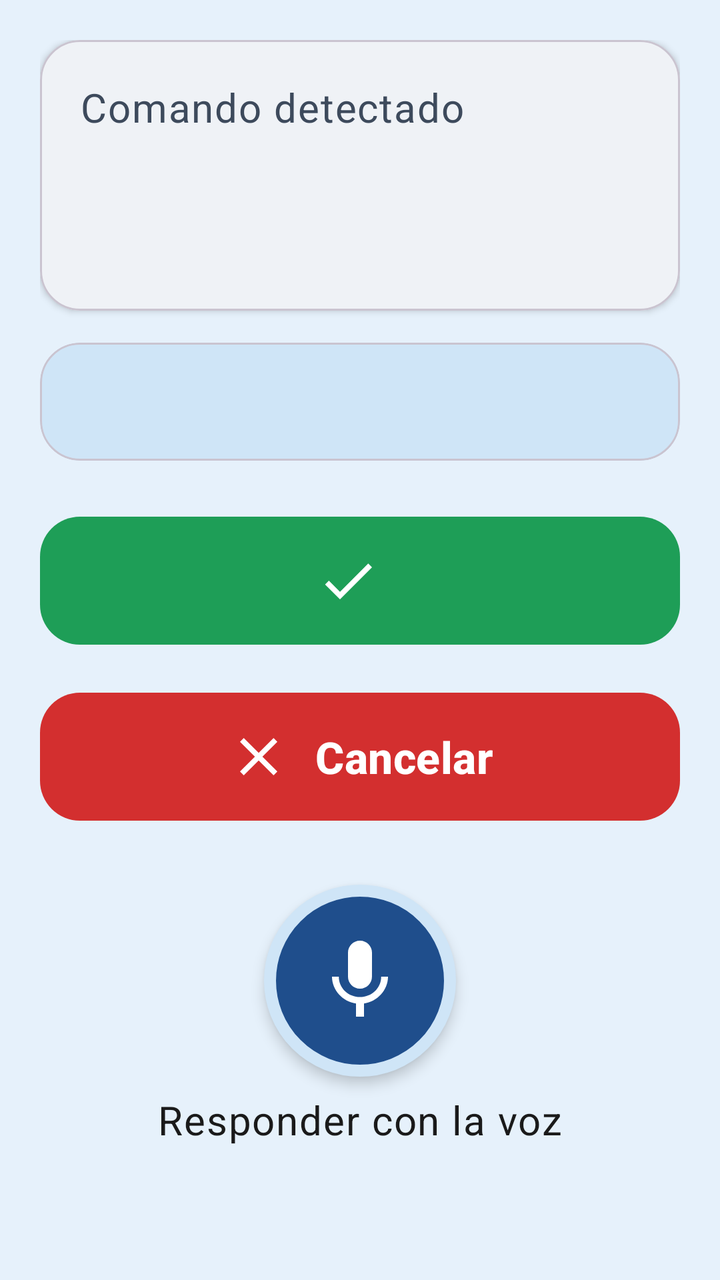
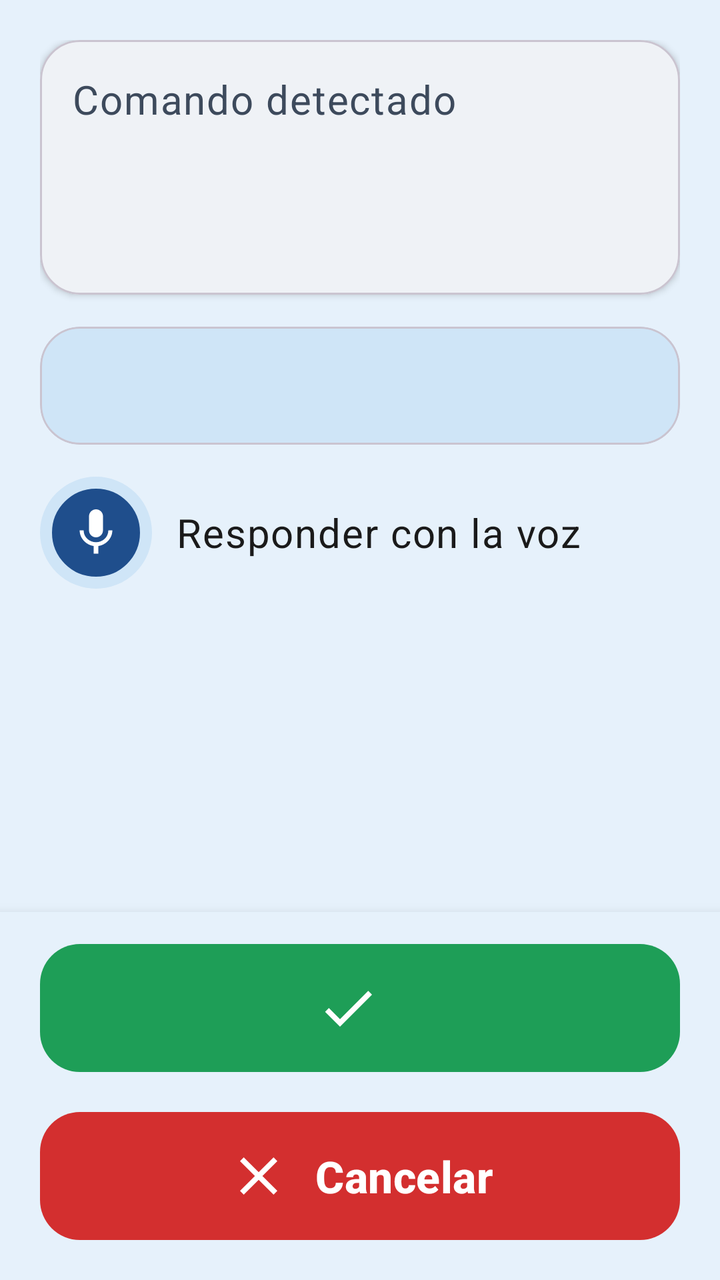

The first picture is an Android layout as it rendered before a commit; the second is the same layout after the commit. The layout source and the unified diff follow.
<!-- AndroidManifest.xml: application theme Theme.WithYou -->
<!-- res/layout/fragment_confirm.xml -->
<?xml version="1.0" encoding="utf-8"?>
<ScrollView xmlns:android="http://schemas.android.com/apk/res/android"
    xmlns:app="http://schemas.android.com/apk/res-auto"
    android:layout_width="match_parent"
    android:layout_height="match_parent"
    android:fillViewport="true">

    <LinearLayout
        android:layout_width="match_parent"
        android:layout_height="wrap_content"
        android:orientation="vertical"
        android:padding="@dimen/screen_padding">

        
        <com.google.android.material.card.MaterialCardView
            android:layout_width="match_parent"
            android:layout_height="wrap_content"
            app:cardBackgroundColor="@color/card"
            app:cardCornerRadius="@dimen/card_radius"
            app:cardElevation="2dp">

            <LinearLayout
                android:layout_width="match_parent"
                android:layout_height="wrap_content"
                android:orientation="vertical"
                android:padding="@dimen/screen_padding">

                <TextView
                    android:layout_width="wrap_content"
                    android:layout_height="wrap_content"
                    android:text="@string/confirm_detected"
                    android:textAppearance="@style/TextAppearance.WithYou.Body"
                    android:textColor="@color/text_secondary" />

                <TextView
                    android:id="@+id/confirm_title"
                    android:layout_width="match_parent"
                    android:layout_height="wrap_content"
                    android:layout_marginTop="4dp"
                    android:accessibilityHeading="true"
                    android:textAppearance="@style/TextAppearance.WithYou.Title" />

                <TextView
                    android:id="@+id/confirm_detail"
                    android:layout_width="match_parent"
                    android:layout_height="wrap_content"
                    android:layout_marginTop="8dp"
                    android:textAppearance="@style/TextAppearance.WithYou.Body"
                    android:textSize="22sp" />
            </LinearLayout>
        </com.google.android.material.card.MaterialCardView>

        
        <com.google.android.material.card.MaterialCardView
            android:layout_width="match_parent"
            android:layout_height="wrap_content"
            android:layout_marginTop="@dimen/spacing"
            app:cardBackgroundColor="@color/card_accent"
            app:cardCornerRadius="@dimen/card_radius"
            app:cardElevation="0dp">

            <TextView
                android:id="@+id/assistant_message"
                android:layout_width="match_parent"
                android:layout_height="wrap_content"
                android:accessibilityLiveRegion="polite"
                android:padding="@dimen/spacing"
                android:textAppearance="@style/TextAppearance.WithYou.Body"
                android:textStyle="bold" />
        </com.google.android.material.card.MaterialCardView>

        <TextView
            android:id="@+id/heard_text"
            android:layout_width="match_parent"
            android:layout_height="wrap_content"
            android:layout_marginTop="8dp"
            android:textAppearance="@style/TextAppearance.WithYou.Body"
            android:textColor="@color/text_secondary"
            android:visibility="gone" />

        <com.google.android.material.button.MaterialButton
            android:id="@+id/confirm_button"
            style="@style/Widget.WithYou.BigButton"
            android:layout_width="match_parent"
            android:layout_height="wrap_content"
            android:layout_marginTop="24dp"
            app:backgroundTint="@color/confirm"
            app:icon="@drawable/ic_check" />

        
        <com.google.android.material.button.MaterialButton
            android:id="@+id/redictate_button"
            style="@style/Widget.WithYou.OptionButton"
            android:layout_width="match_parent"
            android:layout_height="wrap_content"
            android:layout_marginTop="@dimen/spacing"
            android:gravity="center"
            android:text="@string/redictate_message"
            android:visibility="gone"
            app:icon="@drawable/ic_mic"
            app:iconGravity="textStart"
            app:iconSize="28dp"
            app:iconTint="@color/primary" />

        <com.google.android.material.button.MaterialButton
            android:id="@+id/cancel_button"
            style="@style/Widget.WithYou.BigButton"
            android:layout_width="match_parent"
            android:layout_height="wrap_content"
            android:layout_marginTop="@dimen/spacing"
            android:text="@string/button_cancel"
            app:backgroundTint="@color/cancel"
            app:icon="@drawable/ic_close" />

        
        <ImageButton
            android:id="@+id/mic_button"
            android:layout_width="@dimen/small_mic_size"
            android:layout_height="@dimen/small_mic_size"
            android:layout_gravity="center_horizontal"
            android:layout_marginTop="28dp"
            android:background="@drawable/bg_mic_button"
            android:contentDescription="@string/answer_by_voice"
            android:elevation="4dp"
            android:padding="@dimen/small_mic_icon_padding"
            android:scaleType="fitCenter"
            android:src="@drawable/ic_mic"
            app:tint="@color/white" />

        <TextView
            android:id="@+id/mic_label"
            android:layout_width="wrap_content"
            android:layout_height="wrap_content"
            android:layout_gravity="center_horizontal"
            android:layout_marginTop="8dp"
            android:importantForAccessibility="no"
            android:text="@string/answer_by_voice"
            android:textAppearance="@style/TextAppearance.WithYou.Body" />

    </LinearLayout>
</ScrollView>
<!-- resources referenced by this layout -->
<resources>
  <color name="cancel">#D32F2F</color>
  <color name="card">#FFFFFF</color>
  <color name="card_accent">#CFE5F7</color>
  <color name="confirm">#1E9E57</color>
  <color name="primary">#1F4E8C</color>
  <color name="text_secondary">#3D4A5C</color>
  <color name="white">#FFFFFF</color>
  <dimen name="card_radius">20dp</dimen>
  <dimen name="screen_padding">20dp</dimen>
  <dimen name="small_mic_icon_padding">24dp</dimen>
  <dimen name="small_mic_size">96dp</dimen>
  <dimen name="spacing">16dp</dimen>
  <string name="answer_by_voice">Responder con la voz</string>
  <string name="button_cancel">Cancelar</string>
  <string name="confirm_detected">Comando detectado</string>
  <string name="redictate_message">Corregir mensaje</string>
  <style name="TextAppearance.WithYou.Body" parent="TextAppearance.Material3.BodyLarge">
          <item name="android:textSize">@dimen/text_body</item>
          <item name="android:textColor">@color/text_primary</item>
      </style>
  <style name="TextAppearance.WithYou.Title" parent="TextAppearance.Material3.HeadlineSmall">
          <item name="android:textSize">@dimen/text_title</item>
          <item name="android:textStyle">bold</item>
          <item name="android:textColor">@color/primary_dark</item>
      </style>
  <style name="Theme.WithYou" parent="Theme.Material3.Light.NoActionBar">
          <item name="colorPrimary">@color/primary</item>
          <item name="colorOnPrimary">@color/white</item>
          <item name="colorPrimaryContainer">@color/card_accent</item>
          <item name="colorOnPrimaryContainer">@color/primary_dark</item>
          <item name="colorSecondary">@color/confirm</item>
          <item name="colorError">@color/cancel</item>
          <item name="android:colorBackground">@color/background</item>
          <item name="colorSurface">@color/card</item>
          <item name="colorOnSurface">@color/text_primary</item>
          <item name="android:windowBackground">@color/background</item>
          <item name="android:statusBarColor">@color/primary_dark</item>
          <item name="android:textColor">@color/text_primary</item>
          <item name="android:textSize">@dimen/text_body</item>
          <item name="toolbarStyle">@style/Widget.WithYou.Toolbar</item>
      </style>
  <dimen name="text_body">20sp</dimen>
  <color name="text_primary">#1A1A1A</color>
  <dimen name="text_title">28sp</dimen>
  <color name="primary_dark">#163A69</color>
  <dimen name="big_button_height">72dp</dimen>
  <color name="background">#E6F1FB</color>
  <style name="Widget.WithYou.Toolbar" parent="Widget.Material3.Toolbar">
          <item name="android:background">@color/primary</item>
          <item name="titleTextAppearance">@style/TextAppearance.WithYou.ToolbarTitle</item>
          <item name="titleTextColor">@color/white</item>
          <item name="navigationIconTint">@color/white</item>
      </style>
  <style name="TextAppearance.WithYou.ToolbarTitle" parent="TextAppearance.Material3.TitleLarge">
          <item name="android:textSize">24sp</item>
          <item name="android:textStyle">bold</item>
      </style>
  <!-- unchanged entries left out for length: 6 -->
</resources>

<!-- the commit's change to res/layout/fragment_confirm.xml (unified diff, before → after) -->
@@ -1,141 +1,167 @@
 <?xml version="1.0" encoding="utf-8"?>
-<ScrollView xmlns:android="http://schemas.android.com/apk/res/android"
+<LinearLayout xmlns:android="http://schemas.android.com/apk/res/android"
     xmlns:app="http://schemas.android.com/apk/res-auto"
     android:layout_width="match_parent"
     android:layout_height="match_parent"
-    android:fillViewport="true">
+    android:orientation="vertical">
 
+    <ScrollView
+        android:layout_width="match_parent"
+        android:layout_height="0dp"
+        android:layout_weight="1">
+
+        <LinearLayout
+            android:layout_width="match_parent"
+            android:layout_height="wrap_content"
+            android:orientation="vertical"
+            android:paddingStart="@dimen/screen_padding"
+            android:paddingTop="@dimen/screen_padding"
+            android:paddingEnd="@dimen/screen_padding">
+
+            
+            <com.google.android.material.card.MaterialCardView
+                android:layout_width="match_parent"
+                android:layout_height="wrap_content"
+                app:cardBackgroundColor="@color/card"
+                app:cardCornerRadius="@dimen/card_radius"
+                app:cardElevation="2dp">
+
+                <LinearLayout
+                    android:layout_width="match_parent"
+                    android:layout_height="wrap_content"
+                    android:orientation="vertical"
+                    android:padding="@dimen/spacing">
+
+                    <TextView
+                        android:layout_width="wrap_content"
+                        android:layout_height="wrap_content"
+                        android:text="@string/confirm_detected"
+                        android:textAppearance="@style/TextAppearance.WithYou.Body"
+                        android:textColor="@color/text_secondary" />
+
+                    <TextView
+                        android:id="@+id/confirm_title"
+                        android:layout_width="match_parent"
+                        android:layout_height="wrap_content"
+                        android:layout_marginTop="4dp"
+                        android:accessibilityHeading="true"
+                        android:textAppearance="@style/TextAppearance.WithYou.Title" />
+
+                    <TextView
+                        android:id="@+id/confirm_detail"
+                        android:layout_width="match_parent"
+                        android:layout_height="wrap_content"
+                        android:layout_marginTop="8dp"
+                        android:textAppearance="@style/TextAppearance.WithYou.Body"
+                        android:textSize="22sp" />
+                </LinearLayout>
+            </com.google.android.material.card.MaterialCardView>
+
+            
+            <com.google.android.material.card.MaterialCardView
+                android:layout_width="match_parent"
+                android:layout_height="wrap_content"
+                android:layout_marginTop="@dimen/spacing"
+                app:cardBackgroundColor="@color/card_accent"
+                app:cardCornerRadius="@dimen/card_radius"
+                app:cardElevation="0dp">
+
+                <TextView
+                    android:id="@+id/assistant_message"
+                    android:layout_width="match_parent"
+                    android:layout_height="wrap_content"
+                    android:accessibilityLiveRegion="polite"
+                    android:padding="@dimen/spacing"
+                    android:textAppearance="@style/TextAppearance.WithYou.Body"
+                    android:textStyle="bold" />
+            </com.google.android.material.card.MaterialCardView>
+
+            <TextView
+                android:id="@+id/heard_text"
+                android:layout_width="match_parent"
+                android:layout_height="wrap_content"
+                android:layout_marginTop="8dp"
+                android:textAppearance="@style/TextAppearance.WithYou.Body"
+                android:textColor="@color/text_secondary"
+                android:visibility="gone" />
+
+            
+            <com.google.android.material.button.MaterialButton
+                android:id="@+id/redictate_button"
+                style="@style/Widget.WithYou.OptionButton"
+                android:layout_width="match_parent"
+                android:layout_height="wrap_content"
+                android:layout_marginTop="@dimen/spacing"
+                android:gravity="center"
+                android:text="@string/redictate_message"
+                android:visibility="gone"
+                app:icon="@drawable/ic_mic"
+                app:iconGravity="textStart"
+                app:iconSize="28dp"
+                app:iconTint="@color/primary" />
+
+            
+            <LinearLayout
+                android:layout_width="match_parent"
+                android:layout_height="wrap_content"
+                android:layout_marginTop="@dimen/spacing"
+                android:layout_marginBottom="@dimen/spacing"
+                android:gravity="center_vertical"
+                android:orientation="horizontal">
+
+                <ImageButton
+                    android:id="@+id/mic_button"
+                    android:layout_width="@dimen/touch_min"
+                    android:layout_height="@dimen/touch_min"
+                    android:background="@drawable/bg_mic_button"
+                    android:contentDescription="@string/answer_by_voice"
+                    android:padding="14dp"
+                    android:scaleType="fitCenter"
+                    android:src="@drawable/ic_mic"
+                    app:tint="@color/white" />
+
+                <TextView
+                    android:id="@+id/mic_label"
+                    android:layout_width="0dp"
+                    android:layout_height="wrap_content"
+                    android:layout_marginStart="12dp"
+                    android:layout_weight="1"
+                    android:importantForAccessibility="no"
+                    android:text="@string/answer_by_voice"
+                    android:textAppearance="@style/TextAppearance.WithYou.Body" />
+            </LinearLayout>
+        </LinearLayout>
+    </ScrollView>
+
+    
     <LinearLayout
         android:layout_width="match_parent"
         android:layout_height="wrap_content"
+        android:background="@color/background"
+        android:elevation="8dp"
         android:orientation="vertical"
-        android:padding="@dimen/screen_padding">
-
-        
-        <com.google.android.material.card.MaterialCardView
-            android:layout_width="match_parent"
-            android:layout_height="wrap_content"
-            app:cardBackgroundColor="@color/card"
-            app:cardCornerRadius="@dimen/card_radius"
-            app:cardElevation="2dp">
-
-            <LinearLayout
-                android:layout_width="match_parent"
-                android:layout_height="wrap_content"
-                android:orientation="vertical"
-                android:padding="@dimen/screen_padding">
-
-                <TextView
-                    android:layout_width="wrap_content"
-                    android:layout_height="wrap_content"
-                    android:text="@string/confirm_detected"
-                    android:textAppearance="@style/TextAppearance.WithYou.Body"
-                    android:textColor="@color/text_secondary" />
-
-                <TextView
-                    android:id="@+id/confirm_title"
-                    android:layout_width="match_parent"
-                    android:layout_height="wrap_content"
-                    android:layout_marginTop="4dp"
-                    android:accessibilityHeading="true"
-                    android:textAppearance="@style/TextAppearance.WithYou.Title" />
-
-                <TextView
-                    android:id="@+id/confirm_detail"
-                    android:layout_width="match_parent"
-                    android:layout_height="wrap_content"
-                    android:layout_marginTop="8dp"
-                    android:textAppearance="@style/TextAppearance.WithYou.Body"
-                    android:textSize="22sp" />
-            </LinearLayout>
-        </com.google.android.material.card.MaterialCardView>
-
-        
-        <com.google.android.material.card.MaterialCardView
-            android:layout_width="match_parent"
-            android:layout_height="wrap_content"
-            android:layout_marginTop="@dimen/spacing"
-            app:cardBackgroundColor="@color/card_accent"
-            app:cardCornerRadius="@dimen/card_radius"
-            app:cardElevation="0dp">
-
-            <TextView
-                android:id="@+id/assistant_message"
-                android:layout_width="match_parent"
-                android:layout_height="wrap_content"
-                android:accessibilityLiveRegion="polite"
-                android:padding="@dimen/spacing"
-                android:textAppearance="@style/TextAppearance.WithYou.Body"
-                android:textStyle="bold" />
-        </com.google.android.material.card.MaterialCardView>
-
-        <TextView
-            android:id="@+id/heard_text"
-            android:layout_width="match_parent"
-            android:layout_height="wrap_content"
-            android:layout_marginTop="8dp"
-            android:textAppearance="@style/TextAppearance.WithYou.Body"
-            android:textColor="@color/text_secondary"
-            android:visibility="gone" />
+        android:paddingStart="@dimen/screen_padding"
+        android:paddingTop="12dp"
+        android:paddingEnd="@dimen/screen_padding"
+        android:paddingBottom="@dimen/spacing">
 
         <com.google.android.material.button.MaterialButton
             android:id="@+id/confirm_button"
             style="@style/Widget.WithYou.BigButton"
             android:layout_width="match_parent"
             android:layout_height="wrap_content"
-            android:layout_marginTop="24dp"
             app:backgroundTint="@color/confirm"
             app:icon="@drawable/ic_check" />
-
-        
-        <com.google.android.material.button.MaterialButton
-            android:id="@+id/redictate_button"
-            style="@style/Widget.WithYou.OptionButton"
-            android:layout_width="match_parent"
-            android:layout_height="wrap_content"
-            android:layout_marginTop="@dimen/spacing"
-            android:gravity="center"
-            android:text="@string/redictate_message"
-            android:visibility="gone"
-            app:icon="@drawable/ic_mic"
-            app:iconGravity="textStart"
-            app:iconSize="28dp"
-            app:iconTint="@color/primary" />
 
         <com.google.android.material.button.MaterialButton
             android:id="@+id/cancel_button"
             style="@style/Widget.WithYou.BigButton"
             android:layout_width="match_parent"
             android:layout_height="wrap_content"
-            android:layout_marginTop="@dimen/spacing"
+            android:layout_marginTop="12dp"
             android:text="@string/button_cancel"
             app:backgroundTint="@color/cancel"
             app:icon="@drawable/ic_close" />
+    </LinearLayout>
 
-        
-        <ImageButton
-            android:id="@+id/mic_button"
-            android:layout_width="@dimen/small_mic_size"
-            android:layout_height="@dimen/small_mic_size"
-            android:layout_gravity="center_horizontal"
-            android:layout_marginTop="28dp"
-            android:background="@drawable/bg_mic_button"
-            android:contentDescription="@string/answer_by_voice"
-            android:elevation="4dp"
-            android:padding="@dimen/small_mic_icon_padding"
-            android:scaleType="fitCenter"
-            android:src="@drawable/ic_mic"
-            app:tint="@color/white" />
-
-        <TextView
-            android:id="@+id/mic_label"
-            android:layout_width="wrap_content"
-            android:layout_height="wrap_content"
-            android:layout_gravity="center_horizontal"
-            android:layout_marginTop="8dp"
-            android:importantForAccessibility="no"
-            android:text="@string/answer_by_voice"
-            android:textAppearance="@style/TextAppearance.WithYou.Body" />
-
-    </LinearLayout>
-</ScrollView>
+</LinearLayout>
<!-- resource entries referenced after the edit -->
@@ -9,9 +9,8 @@
   <color name="white">#FFFFFF</color>
   <dimen name="card_radius">20dp</dimen>
   <dimen name="screen_padding">20dp</dimen>
-  <dimen name="small_mic_icon_padding">24dp</dimen>
-  <dimen name="small_mic_size">96dp</dimen>
   <dimen name="spacing">16dp</dimen>
+  <dimen name="touch_min">56dp</dimen>
   <string name="answer_by_voice">Responder con la voz</string>
   <string name="button_cancel">Cancelar</string>
   <string name="confirm_detected">Comando detectado</string>
@@ -40,6 +39,8 @@
           <item name="android:textColor">@color/text_primary</item>
           <item name="android:textSize">@dimen/text_body</item>
           <item name="toolbarStyle">@style/Widget.WithYou.Toolbar</item>
+          <item name="materialAlertDialogTheme">@style/ThemeOverlay.WithYou.Dialog</item>
+          <item name="textInputStyle">@style/Widget.WithYou.TextInput</item>
       </style>
   <dimen name="text_body">20sp</dimen>
   <color name="text_primary">#1A1A1A</color>
@@ -53,10 +54,21 @@
           <item name="titleTextColor">@color/white</item>
           <item name="navigationIconTint">@color/white</item>
       </style>
+  <style name="ThemeOverlay.WithYou.Dialog" parent="ThemeOverlay.Material3.MaterialAlertDialog">
+          <item name="backgroundInsetStart">12dp</item>
+          <item name="backgroundInsetEnd">12dp</item>
+      </style>
+  <style name="Widget.WithYou.TextInput" parent="Widget.Material3.TextInputLayout.OutlinedBox">
+          <item name="errorTextAppearance">@style/TextAppearance.WithYou.InputMessage</item>
+          <item name="helperTextTextAppearance">@style/TextAppearance.WithYou.InputMessage</item>
+      </style>
   <style name="TextAppearance.WithYou.ToolbarTitle" parent="TextAppearance.Material3.TitleLarge">
           <item name="android:textSize">24sp</item>
           <item name="android:textStyle">bold</item>
       </style>
+  <style name="TextAppearance.WithYou.InputMessage" parent="TextAppearance.Material3.BodySmall">
+          <item name="android:textSize">18sp</item>
+      </style>
   <!-- unchanged entries left out for length: 6 -->
 </resources>
 
